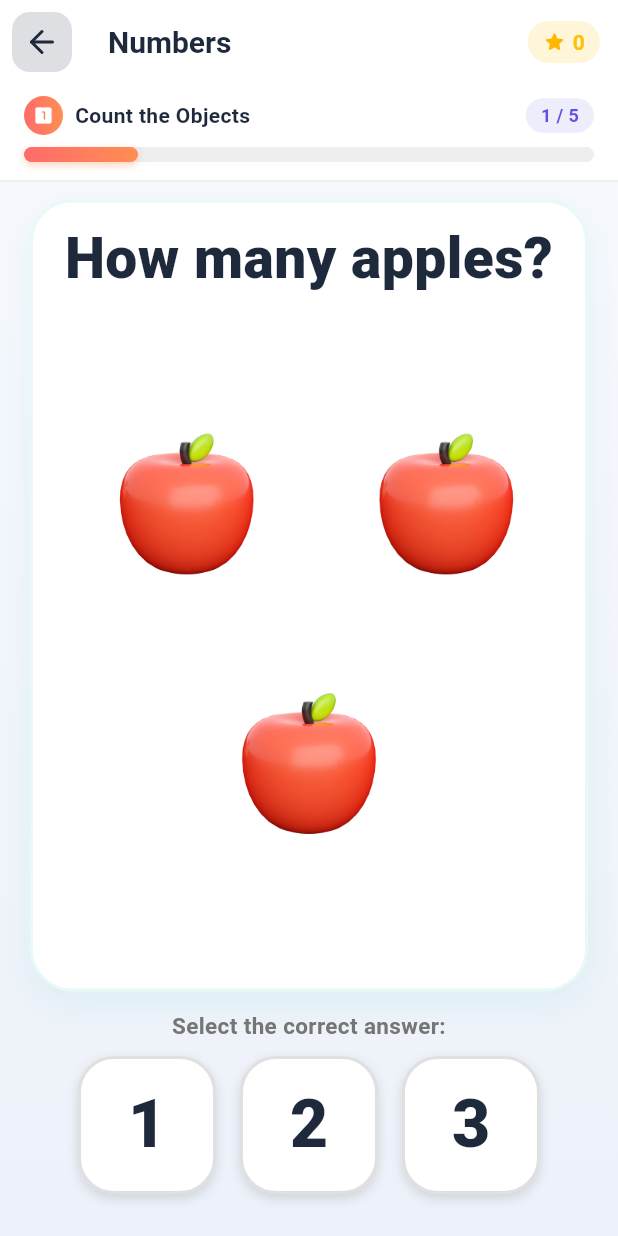
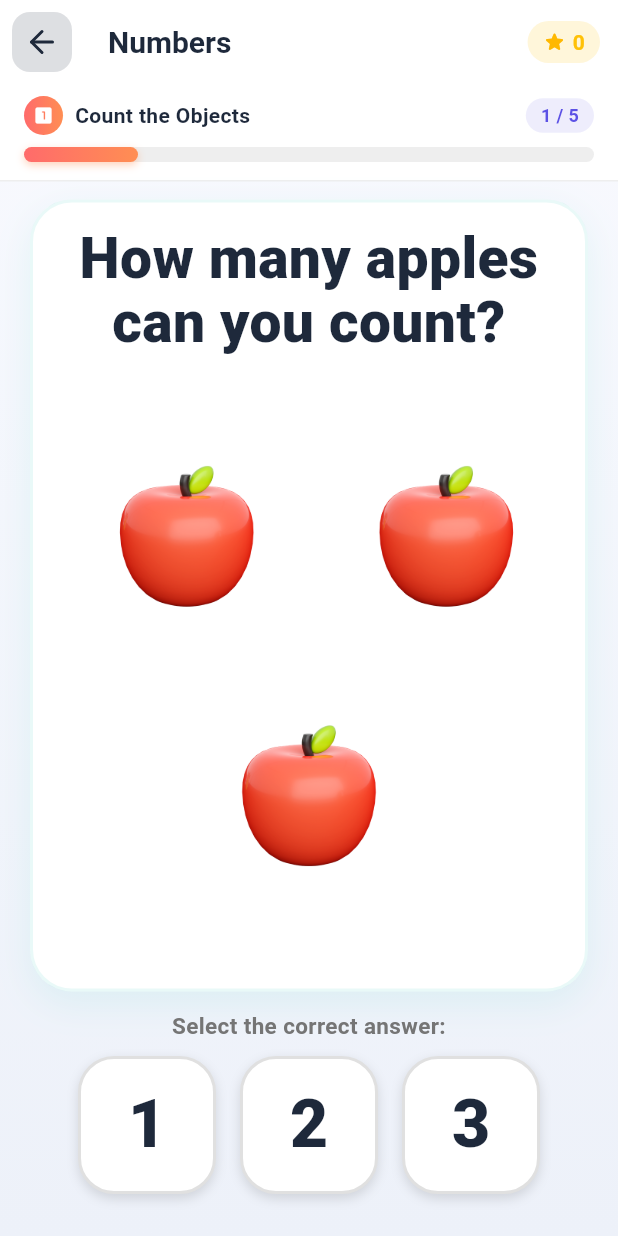
Before and after one commit to Jaijr711/etarabay-app, a Flutter app: the MatematikaScreen screen opened directly, after a tap on an icon or button, on a phone screen of 412 x 824 dp. Run offline on Flutter 3.47's test engine with Material 3 defaults, Android fonts, the phone set to English and light mode, and no system bars; our stand-ins replace animated_text_kit, audioplayers, cached_network_image, cloud_firestore, confetti, firebase_auth and 13 more; missing offline and left inert: dart:js_interop, gal; accounts and stored records are empty; network calls fail.

Commit message:
Numbers: show the validated English counting questions
The validated questions were stored in question_en but never shown; the
board used the generic "How many {item}?", which for fish read
"How many 🐟?" because its item name was the emoji. English now uses
question_en, and the fish board asks "How many fish do you count?".

Co-Authored-By: Claude Opus 5.5 <noreply@anthropic.com>

```diff
--- a/lib/screens/matematika_screen.dart
+++ b/lib/screens/matematika_screen.dart
@@ -226,8 +226,8 @@ class _MatematikaScreenState extends State<MatematikaScreen>
       'correct': 1,
     },
     {
-      'question_en': 'How many fish?',
-      'item_name_en': '🐟',
+      'question_en': 'How many fish do you count?',
+      'item_name_en': 'fish',
       'item_name_il': 'isda',
       'item_name_tl': 'isda',
       'objects': ['🐟', '🐟', '🐟', '🐟'],
@@ -887,6 +887,10 @@ class _MatematikaScreenState extends State<MatematikaScreen>
     final key = lang.currentLanguage == 'ilo'
         ? 'item_name_il'
         : (lang.currentLanguage == 'fil' ? 'item_name_tl' : 'item_name_en');
+    // The validated English question, written out per board. It sat in the
+    // data unused while the screen showed the generic "How many {item}?".
+    final english = game['question_en'] as String?;
+    if (key == 'item_name_en' && english != null) return english;
     return AppLocalizations.of(context)!.howMany(game[key] ?? 'items');
   }
 
```
